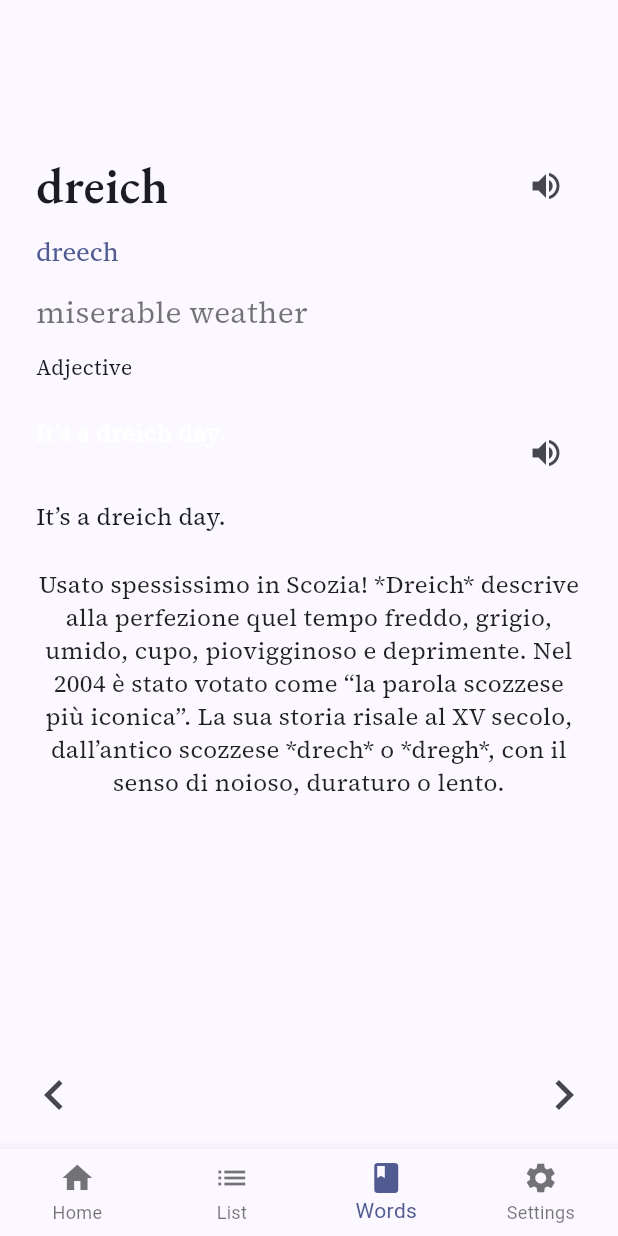
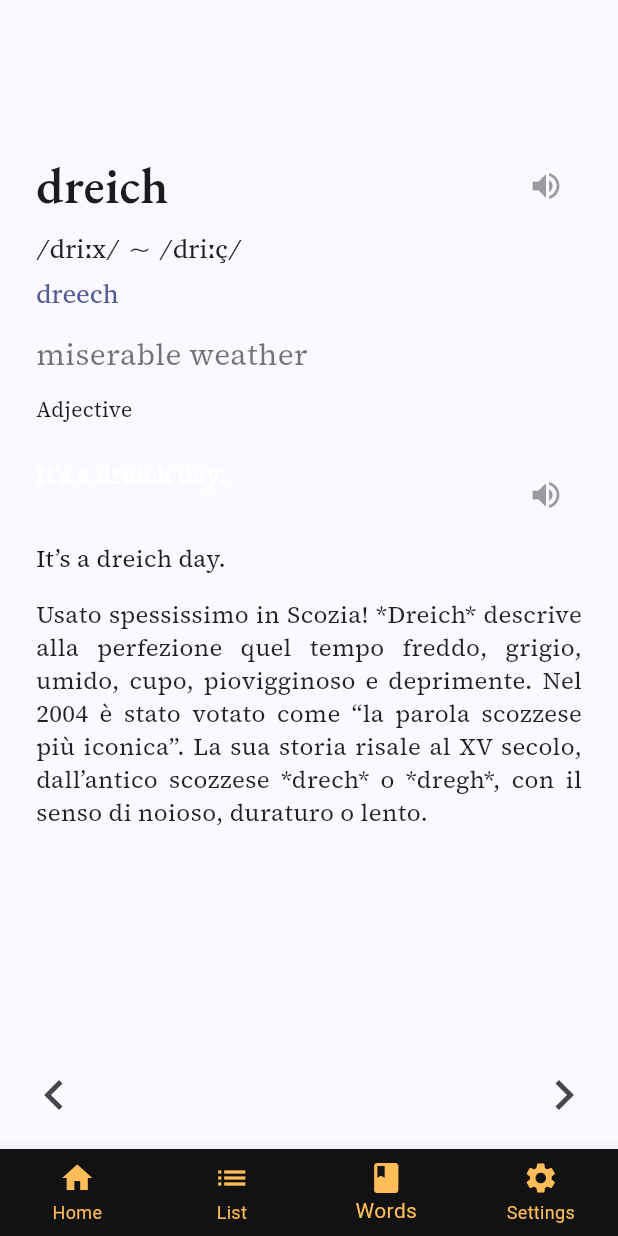
Before and after one commit to Spike-36/SomTam, a Flutter app: the screen it shows after launch, item 3 of the bottom bar chosen, after a tap on the "volume up" icon, on a phone screen of 412 x 824 dp. Run offline on Flutter 3.47's test engine with Material 3 defaults, Android fonts, the phone set to English and light mode, and no system bars; our stand-ins replace audioplayers, video_player.

Commit message:
Update detail screen with IPA, speaker fade, and centralized style settings

```diff
--- a/lib/ui/flashcard_detail_screen.dart
+++ b/lib/ui/flashcard_detail_screen.dart
@@ -2,8 +2,9 @@
 import 'package:flutter/material.dart';
 import '../data/card.dart';
 import '../services/audio_service.dart';
-// 🔧 Use the lowercase path you standardized elsewhere
+// lowercase path you standardized elsewhere
 import '../i18n/i18n.dart';
+// grammar helper lives in /lib/I18n
 import '../I18n/grammar_i18n.dart'; // tGrammar()
 
 class FlashcardDetailScreen extends StatefulWidget {
@@ -27,6 +28,35 @@ class FlashcardDetailScreen extends StatefulWidget {
   @override
   State<FlashcardDetailScreen> createState() => _FlashcardDetailScreenState();
 }
+
+// ====================================================
+// 🎛️ STYLE SETTINGS — tweak these to adjust the whole screen
+// ====================================================
+
+// Font sizes
+const double kHeadwordSize = 34;
+const double kIpaSize = 18;        // NEW: IPA line
+const double kPhoneticSize = 18;
+const double kMeaningSize = 20;
+const double kGrammarSize = 14;
+const double kContextSize = 16;
+const double kInfoSize = 16;
+
+// Vertical spacing
+const double kTopPadding = 100;     // space from very top
+const double kIpaGap = 6;           // headword → IPA
+const double kSmallGap = 8;         // IPA → phonetic, etc.
+const double kBlockGap = 16;        // generic block gap
+const double kContextGap = 24;      // before English/Scottish context
+const double kBetweenContexts = 8;  // EN context → foreign context
+const double kBottomSpacer = 100;   // keep arrows off content
+
+// Colors
+const Color kMeaningColor = Colors.black54;
+const Color kInfoColor = Colors.black87;
+const Color kSpeakerColor = Colors.black38; // ← fade both speaker icons
+const Color kContextEnColor = Colors.white; // EN/Scottish bold line
+// ====================================================
 
 class _FlashcardDetailScreenState extends State<FlashcardDetailScreen> {
   int? _lastAutoPlayedIndex;
@@ -98,10 +128,8 @@ class _FlashcardDetailScreenState extends State<FlashcardDetailScreen> {
             languageCode: widget.languageCode,
           ),
           transitionsBuilder: (_, animation, __, child) {
-            final tween = Tween(
-              begin: const Offset(1, 0),
-              end: Offset.zero,
-            ).chain(CurveTween(curve: Curves.easeInOut));
+            final tween = Tween(begin: const Offset(1, 0), end: Offset.zero)
+                .chain(CurveTween(curve: Curves.easeInOut));
             return SlideTransition(position: animation.drive(tween), child: child);
           },
         ),
@@ -121,6 +149,7 @@ class _FlashcardDetailScreenState extends State<FlashcardDetailScreen> {
     final displayInfo = card.infoFor(lang);
 
     // availability flags
+    final hasIpa = card.ipa.trim().isNotEmpty;
     final hasPhonetic = card.phonetic.trim().isNotEmpty;
     final hasGrammar = card.grammarType.trim().isNotEmpty;
     final hasForeignContext = displayContext.trim().isNotEmpty;
@@ -132,58 +161,69 @@ class _FlashcardDetailScreenState extends State<FlashcardDetailScreen> {
         hasGrammar ? tGrammar(card.grammarType, langCode: lang) : '';
 
     // --- Typography (uses your pubspec-registered families) ---
-    const headwordStyle = TextStyle(
+    final headwordStyle = const TextStyle(
       fontFamily: 'EBGaramond',
       fontWeight: FontWeight.w600, // SemiBold
-      fontSize: 34,
+      fontSize: kHeadwordSize,
       height: 1.08,
+    );
+
+    final ipaStyle = const TextStyle(
+      fontFamily: 'CharisSIL', // good for IPA glyph coverage
+      fontSize: kIpaSize,
+      height: 1.2,
+      color: Colors.black87,
     );
 
     final phoneticStyle = TextStyle(
       fontFamily: 'CharisSIL',
-      fontSize: 18,
+      fontSize: kPhoneticSize,
       height: 1.2,
       color: Theme.of(context).colorScheme.primary,
     );
 
     const meaningStyle = TextStyle(
       fontFamily: 'SourceSerif4',
-      fontSize: 20,
+      fontSize: kMeaningSize,
       height: 1.35,
-      color: Colors.black54,
+      color: kMeaningColor,
     );
 
     const grammarStyle = TextStyle(
       fontFamily: 'SourceSerif4',
-      fontSize: 14,
+      fontSize: kGrammarSize,
       fontWeight: FontWeight.w500,
       height: 1.2,
     );
 
     const contextEnStyle = TextStyle(
       fontFamily: 'SourceSerif4',
-      fontSize: 16,
+      fontSize: kContextSize,
       fontWeight: FontWeight.w600,
       height: 1.3,
-      color: Colors.white, // stronger contrast if used on dark bg; adjust if needed
+      color: kContextEnColor,
     );
 
     const contextForeignStyle = TextStyle(
       fontFamily: 'SourceSerif4',
-      fontSize: 16,
+      fontSize: kContextSize,
       height: 1.3,
     );
 
     const infoStyle = TextStyle(
       fontFamily: 'SourceSerif4',
-      fontSize: 16,
+      fontSize: kInfoSize,
       height: 1.35,
-      color: Colors.black87,
+      color: kInfoColor,
     );
 
     final list = Padding(
-      // keep the top gap so content clears the bottom nav + looks airy
-      padding: const EdgeInsets.only(top: 100, left: 24, right: 24, bottom: 24),
+      padding: const EdgeInsets.only(
+        top: kTopPadding,
+        left: 24,
+        right: 24,
+        bottom: 24,
+      ),
       child: ListView(
         children: [
           // Headword + play
@@ -199,15 +239,25 @@ class _FlashcardDetailScreenState extends State<FlashcardDetailScreen> {
               ),
               IconButton(
                 tooltip: 'Play word',
-                icon: const Icon(Icons.volume_up),
+                icon: const Icon(Icons.volume_up, color: kSpeakerColor),
                 onPressed: () => _safePlay(context, _wordPath(card.audioScottish)),
               ),
             ],
           ),
 
-          // Phonetic (Charis SIL)
+          // IPA (NEW) — only if present
+          if (hasIpa) ...[
+            const SizedBox(height: kIpaGap),
+            Text(
+              card.ipa,
+              style: ipaStyle,
+              textAlign: isRtl ? TextAlign.right : TextAlign.left,
+            ),
+          ],
+
+          // Phonetic
           if (hasPhonetic) ...[
-            const SizedBox(height: 8),
+            const SizedBox(height: kSmallGap),
             Text(
               card.phonetic,
               style: phoneticStyle,
@@ -215,8 +265,8 @@ class _FlashcardDetailScreenState extends State<FlashcardDetailScreen> {
             ),
           ],
 
-          // Meaning (Source Serif 4)
-          const SizedBox(height: 16),
+          // Meaning
+          const SizedBox(height: kBlockGap),
           Text(
             displayMeaning.isEmpty ? '—' : displayMeaning,
             style: meaningStyle,
@@ -225,7 +275,7 @@ class _FlashcardDetailScreenState extends State<FlashcardDetailScreen> {
 
           // Grammar label (translated)
           if (hasGrammar && grammarLabel.isNotEmpty) ...[
-            const SizedBox(height: 16),
+            const SizedBox(height: kBlockGap),
             Align(
               alignment: isRtl ? Alignment.centerRight : Alignment.centerLeft,
               child: Text(
@@ -238,22 +288,19 @@ class _FlashcardDetailScreenState extends State<FlashcardDetailScreen> {
 
           // Context (EN/Scottish) + speaker
           if (hasEnglishContext) ...[
-            const SizedBox(height: 24),
+            const SizedBox(height: kContextGap),
             Row(
               crossAxisAlignment: CrossAxisAlignment.start,
               children: [
                 Expanded(
-                  child: Text(
-                    englishContext,
-                    style: contextEnStyle,
-                  ),
+                  child: Text(englishContext, style: contextEnStyle),
                 ),
                 const SizedBox(width: 8),
                 IconButton(
                   tooltip: 'Play context',
-                  icon: const Icon(Icons.volume_up),
-                  onPressed: () =>
-                      _safePlay(context, _contextPath(card.audioScottishContext)),
+                  icon: const Icon(Icons.volume_up, color: kSpeakerColor),
+                  onPressed: () => _safePlay(
+                      context, _contextPath(card.audioScottishContext)),
                 ),
               ],
             ),
@@ -261,24 +308,21 @@ class _FlashcardDetailScreenState extends State<FlashcardDetailScreen> {
 
           // Foreign context
           if (hasForeignContext) ...[
-            const SizedBox(height: 8),
+            const SizedBox(height: kBetweenContexts),
+            Text(displayContext, style: contextForeignStyle),
+          ],
+
+          // Info block (JUSTIFIED)
+          if (hasInfo) ...[
+            const SizedBox(height: kBlockGap),
             Text(
-              displayContext,
-              style: contextForeignStyle,
+              displayInfo,
+              style: infoStyle,
+              textAlign: TextAlign.justify, // ← justified per your request
             ),
           ],
 
-          // Info block
-          if (hasInfo) ...[
-            const SizedBox(height: 24),
-            Text(
-              displayInfo,
-              style: infoStyle,
-              textAlign: TextAlign.center,
-            ),
-          ],
-
-          const SizedBox(height: 100),
+          const SizedBox(height: kBottomSpacer),
         ],
       ),
     );
@@ -290,7 +334,7 @@ class _FlashcardDetailScreenState extends State<FlashcardDetailScreen> {
             textDirection: isRtl ? TextDirection.rtl : TextDirection.ltr,
             child: list,
           ),
-          // Nav arrows (unchanged)
+          // Bottom nav arrows (unchanged)
           Align(
             alignment: Alignment.bottomLeft,
             child: Padding(
--- a/lib/ui/flashcard_tile.dart
+++ b/lib/ui/flashcard_tile.dart
@@ -92,11 +92,15 @@ class FlashcardTile extends StatelessWidget {
             ),
         ],
       ),
-      trailing: IconButton(
-        icon: const Icon(Icons.volume_up),
-        tooltip: 'Play word',
-        onPressed: () => _playWord(context),
-      ),
+   trailing: IconButton(
+  icon: const Icon(
+    Icons.volume_up,
+    color: Colors.black38, // faded, less "poppy"
+  ),
+  tooltip: 'Play word',
+  onPressed: () => _playWord(context),
+),
+
       onTap: () {
         if (onCardSelected != null) {
           onCardSelected!(index);
--- a/lib/ui/home_screen.dart
+++ b/lib/ui/home_screen.dart
@@ -1,17 +1,24 @@
+// lib/ui/home_screen.dart
 import 'package:flutter/material.dart';
 import '../i18n/i18n.dart';
 import 'widgets/app_background.dart';
 
 class HomeScreen extends StatelessWidget {
   final String languageCode;
-  final double overlay;
-  final String imageAsset;
+  final VoidCallback onLanguageTap;
+  final VoidCallback onAudioTap;
+
+  // 🔧 Gap values (adjust these numbers to move things around)
+  static const double topGap = 85;               // space from top → logo
+  static const double logoToSubtitleGap = 25;   // space from logo → subtitle
+  static const double subtitleToButtonsGap = 170; // space from subtitle → buttons
+  static const double betweenButtonsGap = 50;   // space between the two buttons
 
   const HomeScreen({
     super.key,
     required this.languageCode,
-    this.overlay = 0.75, // default stronger overlay
-    this.imageAsset = 'assets/images/brawHome.jpg',
+    required this.onLanguageTap,
+    required this.onAudioTap,
   });
 
   @override
@@ -19,47 +26,101 @@ class HomeScreen extends StatelessWidget {
     return Scaffold(
       backgroundColor: Colors.transparent,
       body: AppBackground(
-        imageAsset: imageAsset,
-        blueOverlayOpacity: overlay,
+        imageAsset: 'assets/images/brawHome.jpg',
+        blueOverlayOpacity: 0.75,
+        child: SafeArea(
           child: Column(
-          mainAxisAlignment: MainAxisAlignment.center,
+            crossAxisAlignment: CrossAxisAlignment.stretch,
+            mainAxisAlignment: MainAxisAlignment.start,
             children: [
-            // Braw logo
-            Image.asset(
+              // --- Gap: top of screen → logo
+              SizedBox(height: topGap),
+
+              // --- Braw logo ---
+              Center(
+                child: Image.asset(
                   'assets/images/brawHeading.png',
                   width: 300,
                   height: 120,
                   fit: BoxFit.contain,
                 ),
-            const SizedBox(height: 12),
+              ),
 
-            // Subtitle: "ScotSpeak" via i18n
-            Text(
+              // --- Gap: logo → subtitle
+              SizedBox(height: logoToSubtitleGap),
+
+              // --- Subheading ---
+              Center(
+                child: Text(
                   I18n.t("scotspeak", lang: languageCode),
                   style: const TextStyle(
                     fontSize: 30,
                     letterSpacing: 1,
                     fontWeight: FontWeight.w600,
-                color: Color(0xFFFFBD59), // same yellow as Braw2
+                    color: Color(0xFFFFBD59), // yellow
                     shadows: [Shadow(blurRadius: 6, offset: Offset(0, 1))],
                   ),
                   textAlign: TextAlign.center,
                 ),
+              ),
 
-            const SizedBox(height: 32),
+              // --- Gap: subtitle → buttons block
+              SizedBox(height: subtitleToButtonsGap),
 
-            // Optional home text (can remove if not wanted)
-            Text(
-              '🏠 ${I18n.t("home", lang: languageCode)}',
-              style: const TextStyle(
-                fontSize: 24,
-                fontWeight: FontWeight.w700,
-                color: Colors.white,
-                shadows: [Shadow(blurRadius: 6, offset: Offset(0, 1))],
+              // --- Buttons (centered & fixed width for consistency) ---
+              Center(
+                child: ConstrainedBox(
+                  constraints: const BoxConstraints(maxWidth: 260),
+                  child: Column(
+                    mainAxisSize: MainAxisSize.min,
+                    children: [
+                      // Language button
+                      SizedBox(
+                        width: double.infinity,
+                        child: OutlinedButton(
+                          style: OutlinedButton.styleFrom(
+                            side: const BorderSide(
+                                color: Color(0xFFFFBD59), width: 2),
+                            foregroundColor: const Color(0xFFFFBD59),
+                            padding: const EdgeInsets.symmetric(vertical: 14),
+                            textStyle: const TextStyle(
+                              fontSize: 20,
+                              fontFamily: 'SourceSerif4',
+                              fontWeight: FontWeight.w600,
                             ),
-              textAlign: TextAlign.center,
+                          ),
+                          onPressed: onLanguageTap,
+                          child: Text(I18n.labelFor(languageCode)),
+                        ),
+                      ),
+
+                      SizedBox(height: betweenButtonsGap),
+
+                      // Audio button
+                      SizedBox(
+                        width: double.infinity,
+                        child: OutlinedButton(
+                          style: OutlinedButton.styleFrom(
+                            side: const BorderSide(
+                                color: Color(0xFFFFBD59), width: 2),
+                            foregroundColor: const Color(0xFFFFBD59),
+                            padding: const EdgeInsets.symmetric(vertical: 14),
+                            textStyle: const TextStyle(
+                              fontSize: 20,
+                              fontFamily: 'SourceSerif4',
+                              fontWeight: FontWeight.w600,
+                            ),
+                          ),
+                          onPressed: onAudioTap,
+                          child: Text(I18n.t("audio", lang: languageCode)),
+                        ),
                       ),
                     ],
+                  ),
+                ),
+              ),
+            ],
+          ),
         ),
       ),
     );
--- a/lib/ui/main_screen.dart
+++ b/lib/ui/main_screen.dart
@@ -7,7 +7,7 @@ import '../i18n/i18n.dart';
 import 'deck_screen.dart';
 import 'flashcard_detail_screen.dart';
 import 'settings_screen.dart';
-import 'home_screen.dart'; // 👈 import your HomeScreen
+import 'home_screen.dart';
 
 class MainScreen extends StatefulWidget {
   const MainScreen({super.key});
@@ -67,15 +67,11 @@ class _MainScreenState extends State<MainScreen> {
       );
     }
 
-    assert(() {
-      // ignore: avoid_print
-      print('[MainScreen] lang=$_languageCode  cards=${cards.length}');
-      return true;
-    }());
-
     final pages = [
-      HomeScreen( // 👈 NOW using your background-based HomeScreen
+      HomeScreen(
         languageCode: _languageCode,
+        onLanguageTap: () => setState(() => _selectedIndex = 3),
+        onAudioTap: () => setState(() => _selectedIndex = 3),
       ),
       DeckScreen(
         cards: cards,
@@ -112,6 +108,19 @@ class _MainScreenState extends State<MainScreen> {
       bottomNavigationBar: BottomNavigationBar(
         currentIndex: _selectedIndex,
         onTap: (i) => setState(() => _selectedIndex = i),
+        // Try each of these blues and pick the one that looks best:
+        //backgroundColor: const Color(0xFF003F7F), // Option A: Darker than before
+        //backgroundColor: const Color(0xFF004080), // Option B: Slightly deeper navy
+        //backgroundColor: const Color(0xFF002D5C), // Option C: Much darker navy
+        //backgroundColor: const Color(0xFF0A0A0A), // Near-black
+        backgroundColor: const Color(0xFF121212), // Material dark theme black
+
+
+
+        selectedItemColor: const Color(0xFFFFBD59), // Yellow
+        unselectedItemColor: const Color(0xFFFFBD59), // Same yellow
+        showSelectedLabels: true,
+        showUnselectedLabels: true,
         items: [
           BottomNavigationBarItem(
             icon: const Icon(Icons.home),
--- a/lib/ui/settings_screen.dart
+++ b/lib/ui/settings_screen.dart
@@ -16,26 +16,29 @@ class SettingsScreen extends StatelessWidget {
     required this.onLanguageChanged,
   });
 
-  // --- Typography (all white, tuned for dark bg) ---
+  // --- Colours ---
+  static const _brawYellow = Color(0xFFFFBD59);
+
+  // --- Typography (all yellow) ---
   static const TextStyle _titleStyle = TextStyle(
     fontFamily: 'EBGaramond',
     fontWeight: FontWeight.w600,
     fontSize: 22,
-    color: Colors.white,
+    color: _brawYellow,
   );
 
   static const TextStyle _listTileStyle = TextStyle(
     fontFamily: 'SourceSerif4',
     fontSize: 18,
     height: 1.3,
-    color: Colors.white,
+    color: _brawYellow,
   );
 
   static const TextStyle _subtitleStyle = TextStyle(
     fontFamily: 'SourceSerif4',
     fontSize: 16,
     height: 1.3,
-    color: Colors.white70,
+    color: _brawYellow,
   );
 
   @override
@@ -54,7 +57,7 @@ class SettingsScreen extends StatelessWidget {
               ),
               backgroundColor: Colors.transparent,
               elevation: 0,
-              iconTheme: const IconThemeData(color: Colors.white),
+              iconTheme: const IconThemeData(color: _brawYellow),
             ),
             Expanded(
               child: ListView(
@@ -69,8 +72,13 @@ class SettingsScreen extends StatelessWidget {
                     ),
                   ),
 
-                  // --- Permanent radio list of all supported languages ---
-                  Padding(
+                  // --- Radio buttons with yellow theme ---
+                  RadioTheme(
+                    data: RadioThemeData(
+                      fillColor: MaterialStateProperty.all(_brawYellow),
+                      overlayColor: MaterialStateProperty.all(_brawYellow),
+                    ),
+                    child: Padding(
                       padding: const EdgeInsets.symmetric(horizontal: 48),
                       child: Column(
                         children: I18n.supportedLanguages.map((code) {
@@ -81,17 +89,19 @@ class SettingsScreen extends StatelessWidget {
                             onChanged: (v) {
                               if (v != null) onLanguageChanged(v);
                             },
-                          activeColor: Colors.white,
                             title: Text(display, style: _listTileStyle),
                             contentPadding: EdgeInsets.zero,
                           );
                         }).toList(),
                       ),
                     ),
+                  ),
 
                   const Divider(color: Colors.white54),
 
-                  // --- Autoplay switch BELOW the language list ---
+                  const SizedBox(height: 40),
+
+                  // --- Autoplay switch ---
                   SwitchListTile(
                     title: Text(
                       I18n.t('autoplay', lang: languageCode),
@@ -102,7 +112,7 @@ class SettingsScreen extends StatelessWidget {
                       style: _subtitleStyle,
                     ),
                     value: autoAudio,
-                    activeColor: Colors.white,
+                    activeColor: _brawYellow,
                     onChanged: onAutoAudioChanged,
                   ),
                 ],
```
Lines whose indentation alone changed are shown as unchanged.
